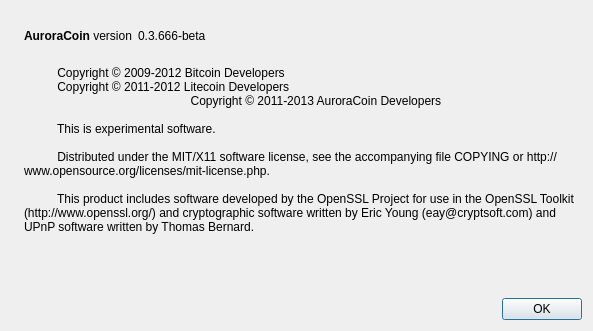
Before: the Qt Designer form src/qt/forms/aboutdialog.ui in baldurodinsson/auroracoin-project, drawn with Qt 5.
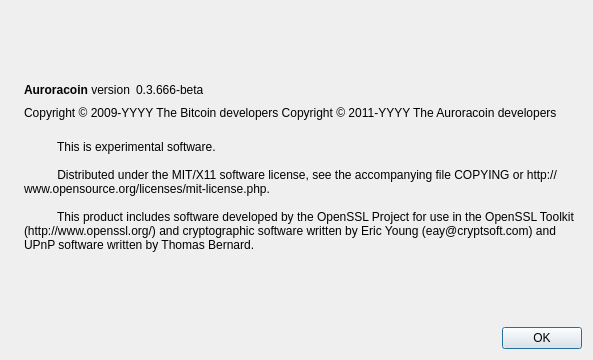
After: the same form once the commit is applied. Icons and pictures are not drawn.

The edit to the form file:
```diff
--- a/src/qt/forms/aboutdialog.ui
+++ b/src/qt/forms/aboutdialog.ui
@@ -7,7 +7,7 @@
     <x>0</x>
     <y>0</y>
     <width>593</width>
-    <height>331</height>
+    <height>360</height>
    </rect>
   </property>
   <property name="windowTitle">
@@ -50,7 +50,7 @@
           <cursorShape>IBeamCursor</cursorShape>
          </property>
          <property name="text">
-          <string>&lt;b&gt;AuroraCoin&lt;/b&gt; version</string>
+          <string>&lt;b&gt;Auroracoin&lt;/b&gt; version</string>
          </property>
          <property name="textInteractionFlags">
           <set>Qt::LinksAccessibleByMouse|Qt::TextSelectableByKeyboard|Qt::TextSelectableByMouse</set>
@@ -65,9 +65,6 @@
          <property name="text">
           <string notr="true">0.3.666-beta</string>
          </property>
-         <property name="textFormat">
-          <enum>Qt::RichText</enum>
-         </property>
          <property name="textInteractionFlags">
           <set>Qt::LinksAccessibleByMouse|Qt::TextSelectableByKeyboard|Qt::TextSelectableByMouse</set>
          </property>
@@ -88,6 +85,23 @@
        </item>
       </layout>
      </item>
+     <item>
+      <widget class="QLabel" name="copyrightLabel">
+       <property name="cursor">
+        <cursorShape>IBeamCursor</cursorShape>
+       </property>
+       <property name="text">
+        <string notr="true">Copyright &amp;copy; 2009-YYYY The Bitcoin developers
+Copyright &amp;copy; 2011-YYYY The Auroracoin developers</string>
+       </property>
+       <property name="textFormat">
+        <enum>Qt::RichText</enum>
+       </property>
+       <property name="textInteractionFlags">
+        <set>Qt::LinksAccessibleByMouse|Qt::TextSelectableByKeyboard|Qt::TextSelectableByMouse</set>
+       </property>
+      </widget>
+     </item>
      <item>
       <widget class="QLabel" name="label_2">
        <property name="cursor">
@@ -95,18 +109,11 @@
        </property>
        <property name="text">
         <string>
-          Copyright © 2009-2012 Bitcoin Developers
-          Copyright © 2011-2012 Litecoin Developers
-		  Copyright © 2011-2013 AuroraCoin Developers
-
           This is experimental software.
 
           Distributed under the MIT/X11 software license, see the accompanying file COPYING or http://www.opensource.org/licenses/mit-license.php.
 
-          This product includes software developed by the OpenSSL Project for use in the OpenSSL Toolkit (http://www.openssl.org/) and cryptographic software written by Eric Young (eay@cryptsoft.com) and UPnP software written by Thomas Bernard.
-
-          
-        </string>
+          This product includes software developed by the OpenSSL Project for use in the OpenSSL Toolkit (http://www.openssl.org/) and cryptographic software written by Eric Young (eay@cryptsoft.com) and UPnP software written by Thomas Bernard.</string>
        </property>
        <property name="wordWrap">
         <bool>true</bool>
```
Left out of the diff: 18 changed lines with no effect on the pictures.
